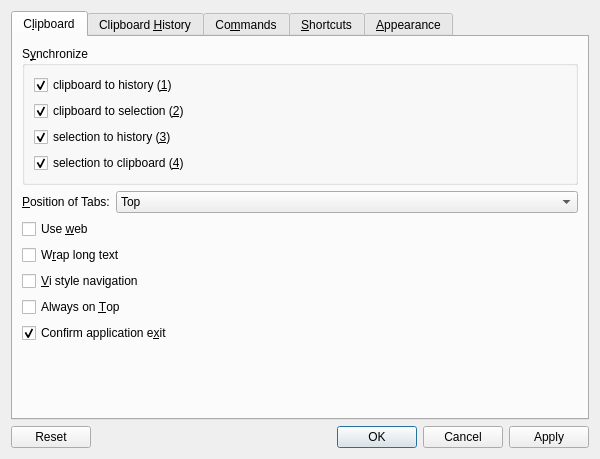
First picture: the form in src/ui/configurationmanager.ui, repository hluk/CopyQ, before the edit.
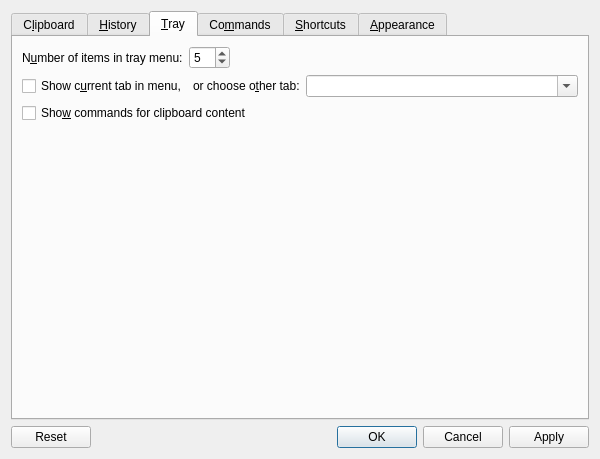
Second picture: the form after the edit. The open tabs and pages were chosen to show the change. Icons and pictures are not drawn. Custom widgets are drawn as their Qt base class.

Commit message: Configuration for tray menu, tab from given tab, clipboard actions

Diff of the .ui file:
```diff
--- a/src/ui/configurationmanager.ui
+++ b/src/ui/configurationmanager.ui
@@ -221,7 +221,7 @@
        </widget>
        <widget class="QWidget" name="tab_general">
         <attribute name="title">
-         <string>Clipboard &amp;History</string>
+         <string>&amp;History</string>
         </attribute>
         <layout class="QGridLayout" name="gridLayout_3">
          <item row="0" column="0">
@@ -253,26 +253,6 @@
             </widget>
            </item>
            <item row="1" column="0">
-            <widget class="QLabel" name="label_9">
-             <property name="text">
-              <string>N&amp;umber of items in tray menu:</string>
-             </property>
-             <property name="buddy">
-              <cstring>spinBoxTrayItems</cstring>
-             </property>
-            </widget>
-           </item>
-           <item row="1" column="1">
-            <widget class="QSpinBox" name="spinBoxTrayItems">
-             <property name="toolTip">
-              <string>Number of items in tray menu</string>
-             </property>
-             <property name="value">
-              <number>5</number>
-             </property>
-            </widget>
-           </item>
-           <item row="2" column="0">
             <widget class="QLabel" name="label_10">
              <property name="text">
               <string>Maximum image size (0 for original size):</string>
@@ -400,7 +380,114 @@
          </item>
         </layout>
        </widget>
-       <widget class="QWidget" name="tab_commands">
+       <widget class="QWidget" name="tabTray">
+        <attribute name="title">
+         <string>&amp;Tray</string>
+        </attribute>
+        <layout class="QVBoxLayout" name="verticalLayout_4">
+         <item>
+          <layout class="QHBoxLayout" name="horizontalLayout_4">
+           <item>
+            <widget class="QLabel" name="label_9">
+             <property name="text">
+              <string>N&amp;umber of items in tray menu:</string>
+             </property>
+             <property name="buddy">
+              <cstring>spinBoxTrayItems</cstring>
+             </property>
+            </widget>
+           </item>
+           <item>
+            <widget class="QSpinBox" name="spinBoxTrayItems">
+             <property name="toolTip">
+              <string>Number of items in tray menu</string>
+             </property>
+             <property name="value">
+              <number>5</number>
+             </property>
+            </widget>
+           </item>
+           <item>
+            <spacer name="horizontalSpacer_2">
+             <property name="orientation">
+              <enum>Qt::Horizontal</enum>
+             </property>
+             <property name="sizeHint" stdset="0">
+              <size>
+               <width>40</width>
+               <height>20</height>
+              </size>
+             </property>
+            </spacer>
+           </item>
+          </layout>
+         </item>
+         <item>
+          <layout class="QHBoxLayout" name="horizontalLayout_8">
+           <item>
+            <widget class="QCheckBox" name="checkBoxMenuTabIsCurrent">
+             <property name="toolTip">
+              <string>Show items from current tab in content menu</string>
+             </property>
+             <property name="text">
+              <string>Show c&amp;urrent tab in menu,</string>
+             </property>
+            </widget>
+           </item>
+           <item>
+            <widget class="QLabel" name="label_24">
+             <property name="text">
+              <string>or choose o&amp;ther tab:</string>
+             </property>
+             <property name="buddy">
+              <cstring>comboBoxMenuTab</cstring>
+             </property>
+            </widget>
+           </item>
+           <item>
+            <widget class="QComboBox" name="comboBoxMenuTab">
+             <property name="sizePolicy">
+              <sizepolicy hsizetype="MinimumExpanding" vsizetype="Fixed">
+               <horstretch>0</horstretch>
+               <verstretch>0</verstretch>
+              </sizepolicy>
+             </property>
+             <property name="toolTip">
+              <string>Name of tab to show in tray menu (empty for the first tab)</string>
+             </property>
+             <property name="editable">
+              <bool>true</bool>
+             </property>
+            </widget>
+           </item>
+          </layout>
+         </item>
+         <item>
+          <widget class="QCheckBox" name="checkBoxTrayShowCommands">
+           <property name="toolTip">
+            <string>Show command for current clipboard content in tray menu.</string>
+           </property>
+           <property name="text">
+            <string>Sho&amp;w commands for clipboard content</string>
+           </property>
+          </widget>
+         </item>
+         <item>
+          <spacer name="verticalSpacer_2">
+           <property name="orientation">
+            <enum>Qt::Vertical</enum>
+           </property>
+           <property name="sizeHint" stdset="0">
+            <size>
+             <width>20</width>
+             <height>40</height>
+            </size>
+           </property>
+          </spacer>
+         </item>
+        </layout>
+       </widget>
+       <widget class="QWidget" name="tabCommands">
         <attribute name="title">
          <string>Co&amp;mmands</string>
         </attribute>
```
Left out of the diff: 30 changed lines with no effect on the pictures. The commit also changes 8 other files.
